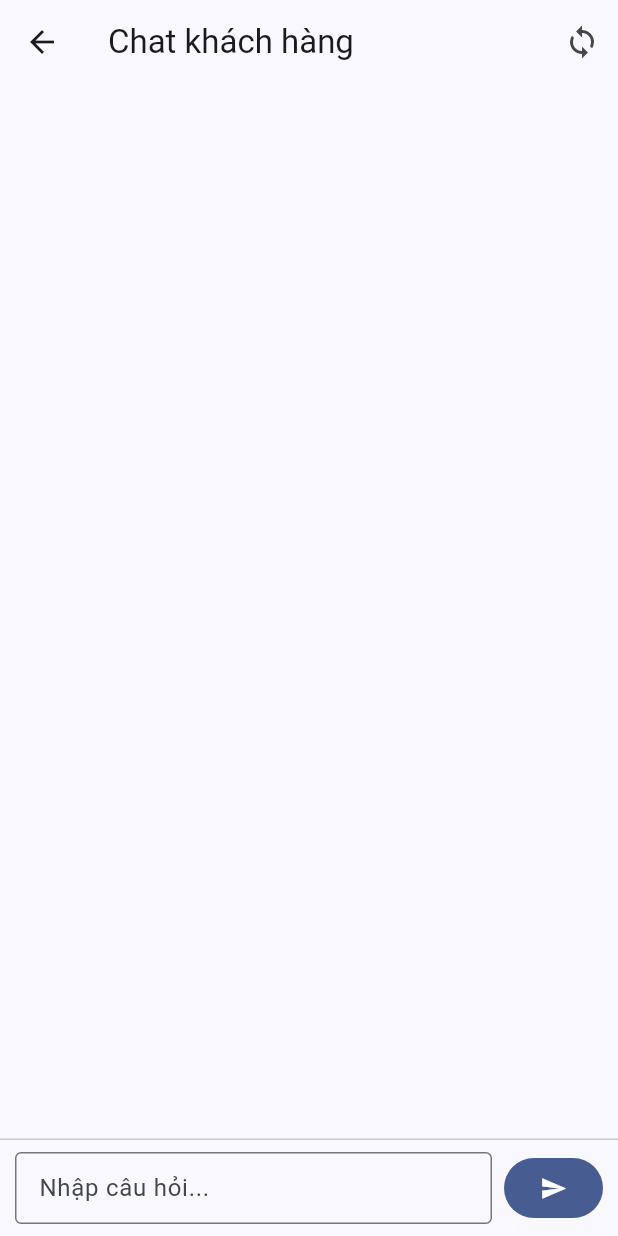
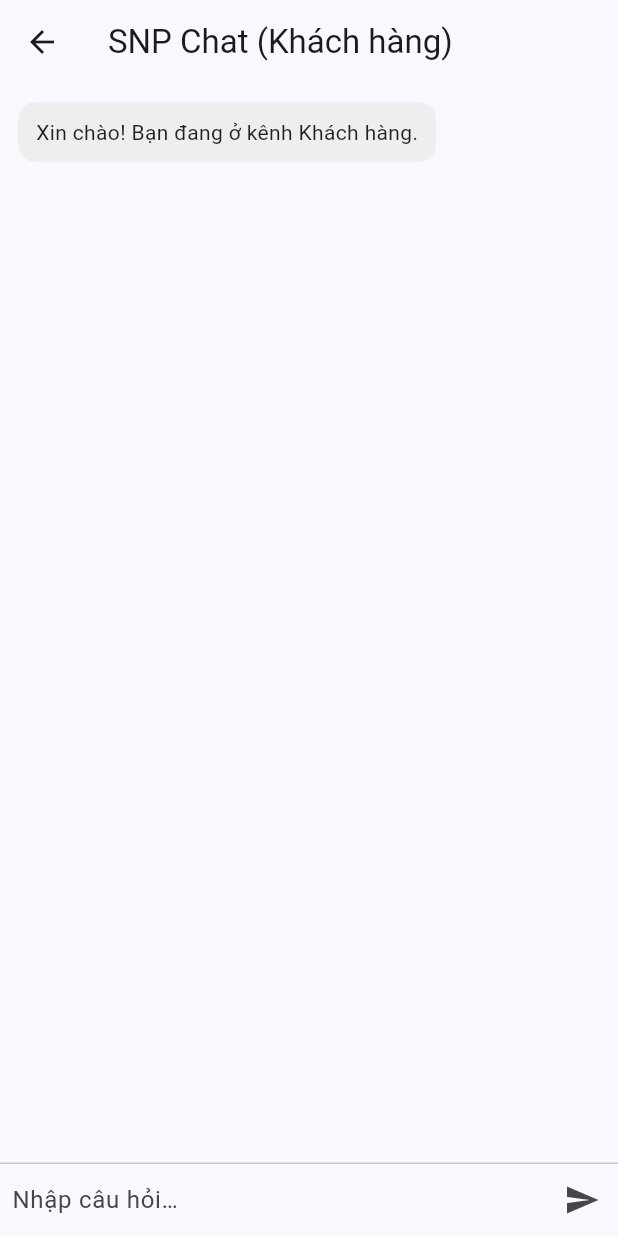
Before and after one commit to chatbotsnp/Snp-mobile, a Flutter app: the ChatScreen screen opened directly, after a tap on the "send" icon, on a phone screen of 412 x 824 dp. Run offline on Flutter 3.47's test engine with Material 3 defaults, Android fonts, the phone set to English and light mode, and no system bars; our stand-ins replace flutter_local_notifications, timezone.

Commit message:
Update chat_screen.dart

```diff
--- a/app_lib/lib/chat_screen.dart
+++ b/app_lib/lib/chat_screen.dart
@@ -1,50 +1,75 @@
-import 'dart:convert';
+// lib/chat_screen.dart
+import 'package:flutter/material.dart';
 
-import 'package:flutter/material.dart';
-import 'package:flutter/services.dart' show rootBundle;
+// Chỉ lấy enum UserRole từ màn Login (đã có sẵn ở dự án của bạn)
+import 'package:snp_chatbot/login_screen.dart' show UserRole;
 
-import 'qa_service.dart';
+import 'package:snp_chatbot/qa_service.dart';
+import 'package:snp_chatbot/employee_service.dart';
 
-/// Màn hình chat.
-/// Nhận vào tham số [role] (có thể là enum UserRole.public/internal, hoặc chuỗi).
 class ChatScreen extends StatefulWidget {
-  final dynamic role;
+  final UserRole role;
 
-  const ChatScreen({super.key, required this.role});
+  /// Mã nhân viên (tùy chọn) – dùng khi role = internal để hiển thị thông tin
+  final String? employeeCode;
+
+  const ChatScreen({
+    super.key,
+    required this.role,
+    this.employeeCode,
+  });
 
   @override
   State<ChatScreen> createState() => _ChatScreenState();
 }
 
 class _ChatScreenState extends State<ChatScreen> {
-  late final QAService _qa = QAService(role: widget.role);
+  late final QAService _qa;
+  final _ctrl = TextEditingController();
+  final _scroll = ScrollController();
 
-  final TextEditingController _text = TextEditingController();
-  final ScrollController _scroll = ScrollController();
+  // tin nhắn đơn giản
+  final List<_Msg> _msgs = [];
 
-  // messages: mỗi item = {from: 'user'|'bot', text: '...'}
-  final List<Map<String, String>> _messages = [];
-
-  bool _loading = true;
-  bool _syncing = false;
-
-  bool get _isInternal => QAService(role: widget.role).isInternal;
+  // Thông tin nhân viên (nếu có)
+  Employee? _me;
 
   @override
   void initState() {
     super.initState();
-    _init();
+    _qa = QAService(role: widget.role);
+    _bootstrap();
   }
 
-  Future<void> _init() async {
-    await _qa.load();
-    setState(() => _loading = false);
+  Future<void> _bootstrap() async {
+    await _qa.load(); // nạp FAQ + cache
+    if (widget.role == UserRole.internal && (widget.employeeCode ?? '').isNotEmpty) {
+      final svc = EmployeeService();
+      _me = await svc.findByCode(widget.employeeCode!.trim());
+      if (_me != null) {
+        _pushBot(
+          'Xin chào ${_me!.name} (${_me!.code}) - ${_me!.dept}'
+          '${_me!.isAdmin ? ' · Admin' : ''}. Bạn cần hỗ trợ gì?',
+        );
+      } else {
+        _pushBot('Không tìm thấy mã nhân viên ${widget.employeeCode}. Bạn vẫn có thể hỏi hệ thống.');
+      }
+    } else {
+      _pushBot('Xin chào! Bạn đang ở kênh ${widget.role == UserRole.public ? 'Khách hàng' : 'Nội bộ'}.');
+    }
   }
 
-  void _addMsg(String from, String text) {
-    _messages.add({'from': from, 'text': text});
-    setState(() {});
-    // scroll xuống cuối
+  void _pushUser(String text) {
+    setState(() => _msgs.add(_Msg(isUser: true, text: text)));
+    _scrollToEndSoon();
+  }
+
+  void _pushBot(String text) {
+    setState(() => _msgs.add(_Msg(isUser: false, text: text)));
+    _scrollToEndSoon();
+  }
+
+  void _scrollToEndSoon() {
     WidgetsBinding.instance.addPostFrameCallback((_) {
       if (_scroll.hasClients) {
         _scroll.animateTo(
@@ -56,140 +81,101 @@ class _ChatScreenState extends State<ChatScreen> {
     });
   }
 
-  Future<void> _send() async {
-    final t = _text.text.trim();
-    if (t.isEmpty) return;
-    _text.clear();
-    _addMsg('user', t);
+  Future<void> _onSend() async {
+    final text = _ctrl.text.trim();
+    if (text.isEmpty) return;
+    _ctrl.clear();
 
-    final reply = await _qa.answer(t);
-    _addMsg('bot', reply);
+    _pushUser(text);
+
+    // Gọi AI/FAQ
+    final answer = await _qa.answer(text);
+    _pushBot(answer);
   }
 
-  /// Đọc assets/config.json và sync theo vai trò hiện tại
-  Future<void> _syncFromConfig() async {
-    setState(() => _syncing = true);
-
-    try {
-      final raw = await rootBundle.loadString('assets/config.json');
-      final j = jsonDecode(raw) as Map<String, dynamic>;
-
-      final url = _isInternal
-          ? (j['internal_faq_url'] ?? j['faq_internal_url'] ?? '').toString()
-          : (j['public_faq_url'] ?? j['faq_public_url'] ?? '').toString();
-
-      if (url.isEmpty) {
-        if (mounted) {
-          ScaffoldMessenger.of(context).showSnackBar(
-            const SnackBar(
-              content: Text('Không tìm thấy URL trong assets/config.json'),
-            ),
-          );
-        }
-      } else {
-        final ok = await _qa.syncFromRemote(urlForThisRole: url);
-        if (mounted) {
-          ScaffoldMessenger.of(context).showSnackBar(
-            SnackBar(
-              content: Text(ok
-                  ? 'Đồng bộ thành công! Dữ liệu đã được lưu offline.'
-                  : 'Đồng bộ thất bại. Kiểm tra lại link raw JSON.'),
-            ),
-          );
-        }
-      }
-    } catch (e) {
-      if (mounted) {
-        ScaffoldMessenger.of(context).showSnackBar(
-          SnackBar(content: Text('Lỗi đọc config: $e')),
-        );
-      }
-    } finally {
-      setState(() => _syncing = false);
-    }
+  @override
+  void dispose() {
+    _ctrl.dispose();
+    _scroll.dispose();
+    super.dispose();
   }
 
   @override
   Widget build(BuildContext context) {
-    final title = _isInternal ? 'Chat nội bộ' : 'Chat khách hàng';
+    final isInternal = widget.role == UserRole.internal;
 
     return Scaffold(
       appBar: AppBar(
-        title: Text(title),
+        title: Text(
+          isInternal ? 'SNP Chat (Nội bộ)' : 'SNP Chat (Khách hàng)',
+        ),
         actions: [
-          IconButton(
-            tooltip: 'Đồng bộ dữ liệu',
-            onPressed: _syncing ? null : _syncFromConfig,
-            icon: _syncing
-                ? const SizedBox(
-                    width: 20, height: 20, child: CircularProgressIndicator())
-                : const Icon(Icons.sync),
+          if (isInternal && _me != null)
+            Padding(
+              padding: const EdgeInsets.only(right: 12),
+              child: Center(
+                child: Text(
+                  _me!.code,
+                  style: const TextStyle(fontWeight: FontWeight.w600),
+                ),
+              ),
             ),
         ],
       ),
-      body: _loading
-          ? const Center(child: CircularProgressIndicator())
-          : Column(
+      body: Column(
         children: [
           Expanded(
             child: ListView.builder(
               controller: _scroll,
-                    padding:
-                        const EdgeInsets.symmetric(horizontal: 12, vertical: 8),
-                    itemCount: _messages.length,
-                    itemBuilder: (ctx, i) {
-                      final m = _messages[i];
-                      final isUser = m['from'] == 'user';
-                      return Align(
-                        alignment:
-                            isUser ? Alignment.centerRight : Alignment.centerLeft,
-                        child: Container(
-                          margin: const EdgeInsets.symmetric(vertical: 6),
-                          padding: const EdgeInsets.symmetric(
-                              horizontal: 12, vertical: 10),
-                          constraints: BoxConstraints(
-                            maxWidth:
-                                MediaQuery.of(context).size.width * 0.78,
-                          ),
+              padding: const EdgeInsets.symmetric(horizontal: 12, vertical: 8),
+              itemCount: _msgs.length,
+              itemBuilder: (context, i) {
+                final m = _msgs[i];
+                final align =
+                    m.isUser ? CrossAxisAlignment.end : CrossAxisAlignment.start;
+                final bubbleColor =
+                    m.isUser ? Theme.of(context).colorScheme.primary : Colors.grey.shade200;
+                final textColor = m.isUser ? Colors.white : Colors.black87;
+
+                return Column(
+                  crossAxisAlignment: align,
+                  children: [
+                    Container(
+                      margin: const EdgeInsets.symmetric(vertical: 4),
+                      padding: const EdgeInsets.symmetric(horizontal: 12, vertical: 10),
                       decoration: BoxDecoration(
-                            color: isUser
-                                ? Theme.of(context).colorScheme.primaryContainer
-                                : Theme.of(context).colorScheme.surfaceVariant,
+                        color: bubbleColor,
                         borderRadius: BorderRadius.circular(12),
                       ),
-                          child: Text(m['text'] ?? ''),
+                      child: Text(m.text, style: TextStyle(color: textColor)),
                     ),
+                  ],
                 );
               },
             ),
           ),
           const Divider(height: 1),
           SafeArea(
-                  top: false,
-                  child: Padding(
-                    padding:
-                        const EdgeInsets.symmetric(horizontal: 10, vertical: 8),
             child: Row(
               children: [
+                const SizedBox(width: 8),
                 Expanded(
                   child: TextField(
-                            controller: _text,
+                    controller: _ctrl,
                     minLines: 1,
                     maxLines: 4,
                     decoration: const InputDecoration(
-                              hintText: 'Nhập câu hỏi...',
-                              border: OutlineInputBorder(),
-                              isDense: true,
+                      hintText: 'Nhập câu hỏi…',
+                      border: InputBorder.none,
+                    ),
+                    onSubmitted: (_) => _onSend(),
                   ),
                 ),
-                        ),
-                        const SizedBox(width: 8),
-                        FilledButton(
-                          onPressed: _send,
-                          child: const Icon(Icons.send),
+                IconButton(
+                  icon: const Icon(Icons.send),
+                  onPressed: _onSend,
                 ),
               ],
-                    ),
             ),
           ),
         ],
@@ -197,3 +183,9 @@ class _ChatScreenState extends State<ChatScreen> {
     );
   }
 }
+
+class _Msg {
+  final bool isUser;
+  final String text;
+  _Msg({required this.isUser, required this.text});
+}
```
Lines whose indentation alone changed are shown as unchanged.
